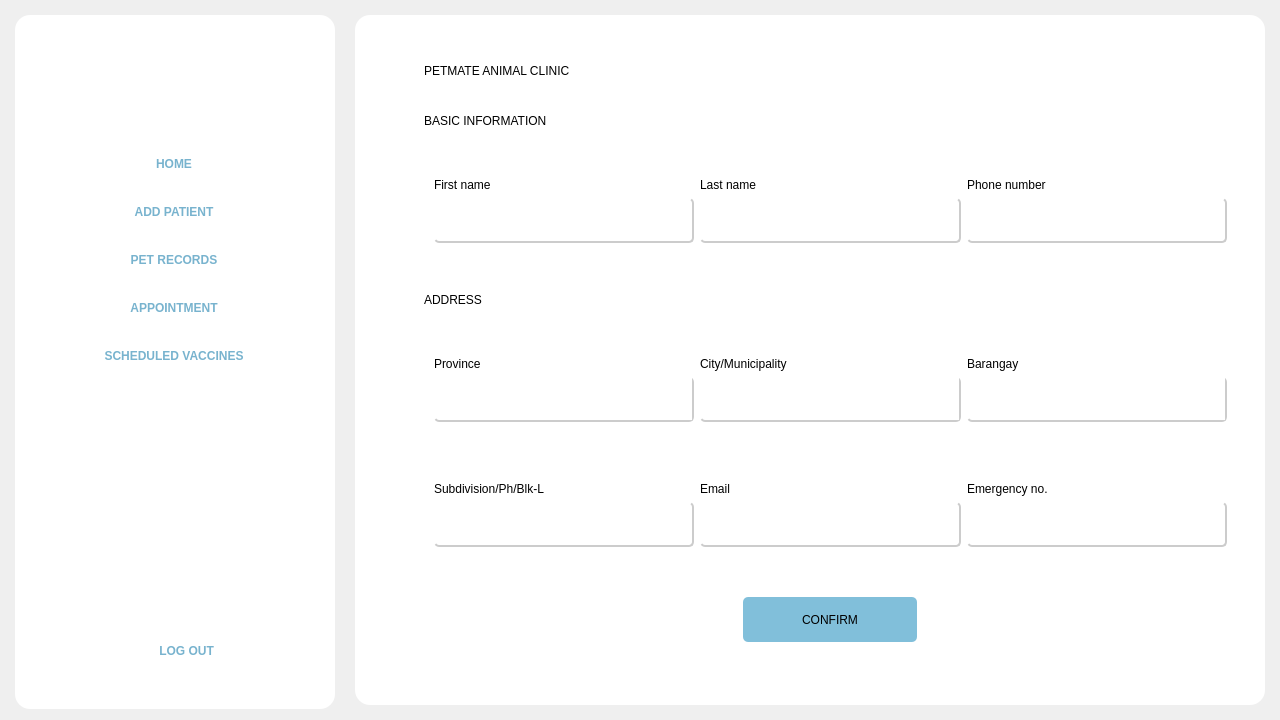
Qt form Frontend/Home.ui (rmmln/Petmate-Desktop-Application) before a commit.
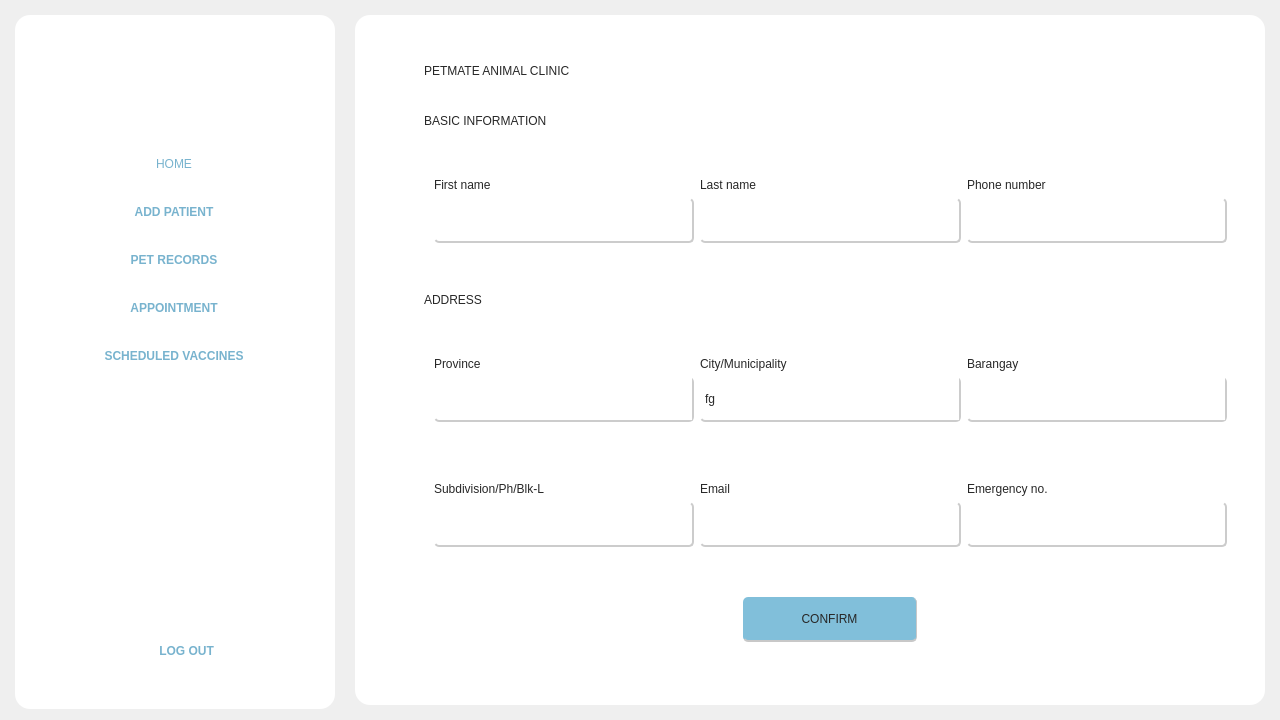
The same form after that commit. The open tabs and pages were chosen to show the change. Icons and pictures are not drawn.

```diff
--- a/Frontend/Home.ui
+++ b/Frontend/Home.ui
@@ -181,7 +181,6 @@
 	border:none;
 	background-color:transparent;
 	font: 87 12pt &quot;Montserrat Black&quot;;
-	font-weight:bold;
 	color:#78B3CE;
 	border-radius:15px;
 	padding:10;
@@ -913,7 +912,8 @@
               <item>
                <widget class="QLabel" name="label_2">
                 <property name="styleSheet">
-                 <string notr="true">font: 25pt &quot;Rubik Mono One&quot;;</string>
+                 <string notr="true">font: 25pt &quot;Rubik Mono One&quot;;
+color:rgb(39, 39, 39);</string>
                 </property>
                 <property name="text">
                  <string>PETMATE ANIMAL CLINIC</string>
@@ -984,7 +984,8 @@
                  </sizepolicy>
                 </property>
                 <property name="styleSheet">
-                 <string notr="true">font: 16pt &quot;Rubik Mono One&quot;;</string>
+                 <string notr="true">font: 16pt &quot;Rubik Mono One&quot;;
+color:rgb(39, 39, 39);</string>
                 </property>
                 <property name="text">
                  <string>BASIC INFORMATION</string>
@@ -1012,7 +1013,8 @@
                  <item row="0" column="0">
                   <widget class="QLabel" name="label_6">
                    <property name="styleSheet">
-                    <string notr="true">font: 57 12pt &quot;Montserrat Medium&quot;;</string>
+                    <string notr="true">font: 63 12pt &quot;Montserrat SemiBold&quot;;
+color:rgb(39, 39, 39);</string>
                    </property>
                    <property name="text">
                     <string>First name</string>
@@ -1022,7 +1024,8 @@
                  <item row="0" column="2">
                   <widget class="QLabel" name="label_14">
                    <property name="styleSheet">
-                    <string notr="true">font: 57 12pt &quot;Montserrat Medium&quot;;</string>
+                    <string notr="true">font: 63 12pt &quot;Montserrat SemiBold&quot;;
+color:rgb(39, 39, 39);</string>
                    </property>
                    <property name="text">
                     <string>Phone number</string>
@@ -1089,7 +1092,8 @@
                  <item row="0" column="1">
                   <widget class="QLabel" name="label_11">
                    <property name="styleSheet">
-                    <string notr="true">font: 57 12pt &quot;Montserrat Medium&quot;;</string>
+                    <string notr="true">font: 63 12pt &quot;Montserrat SemiBold&quot;;
+color:rgb(39, 39, 39);</string>
                    </property>
                    <property name="text">
                     <string>Last name</string>
@@ -1108,7 +1112,8 @@
                  </sizepolicy>
                 </property>
                 <property name="styleSheet">
-                 <string notr="true">font: 16pt &quot;Rubik Mono One&quot;;</string>
+                 <string notr="true">font: 16pt &quot;Rubik Mono One&quot;;
+color:rgb(39, 39, 39);</string>
                 </property>
                 <property name="text">
                  <string>ADDRESS</string>
@@ -1136,7 +1141,8 @@
                  <item row="1" column="3">
                   <widget class="QLabel" name="label_17">
                    <property name="styleSheet">
-                    <string notr="true">font: 57 12pt &quot;Montserrat Medium&quot;;</string>
+                    <string notr="true">font: 63 12pt &quot;Montserrat SemiBold&quot;;
+color:rgb(39, 39, 39);</string>
                    </property>
                    <property name="text">
                     <string>Barangay</string>
@@ -1175,7 +1181,8 @@
                  <item row="1" column="2">
                   <widget class="QLabel" name="label_18">
                    <property name="styleSheet">
-                    <string notr="true">font: 57 12pt &quot;Montserrat Medium&quot;;</string>
+                    <string notr="true">font: 63 12pt &quot;Montserrat SemiBold&quot;;
+color:rgb(39, 39, 39);</string>
                    </property>
                    <property name="text">
                     <string>City/Municipality</string>
@@ -1191,38 +1198,42 @@
                     </size>
                    </property>
                    <property name="styleSheet">
-                    <string notr="true">QComboBox{
-	border-right: 2px solid #cccccc;
+                    <string notr="true">QComboBox {
+    border-right: 2px solid #cccccc;
     border-bottom: 2px solid #cccccc;
     border-radius: 5px;
-	font: 63 11pt &quot;Montserrat SemiBold&quot;;
-	padding-left:5px;
+    font: 63 12pt &quot;Montserrat SemiBold&quot;;
+    padding-left: 5px;
+    color: rgb(39, 39, 39);
 }
 
 QComboBox::drop-down {
-	background-color:white;
+    background-color: white;
     border: none;
 }
+
 QComboBox::down-arrow {
     image: url(:/Icons/Icons/downArrow.png);
     width: 12px;
     height: 12px;
-	padding-right: 10px;
+    padding-right: 10px;
 }
 
-
+/* Dropdown list */
 QComboBox QAbstractItemView {
     background-color: white;
     selection-background-color: rgb(193, 193, 193); 
     selection-color: black;
-	font: 63 11pt &quot;Montserrat SemiBold&quot;;	
+    font: 63 12pt &quot;Montserrat SemiBold&quot;;
+    outline: none;
 }
 
+/* List items */
 QComboBox QAbstractItemView::item {
     background-color: white;
     color: black;
     height: 25px;
-	font: 63 11pt &quot;Montserrat SemiBold&quot;;	
+    font: 63 12pt &quot;Montserrat SemiBold&quot;;
 }
 
 QComboBox QAbstractItemView::item:hover {
@@ -1230,32 +1241,45 @@
     color: black;
 }
 
-QComboBox QAbstractItemView QScrollBar {
-    background-color: #f0f0f0; 
-    width: 10px; 
+/* Scrollbar inside dropdown */
+QComboBox QAbstractItemView QScrollBar:vertical {
+    background-color: transparent; /* or set a solid color */
+    width: 10px;
+    border: none;
 }
-QComboBox QAbstractItemView QScrollBar::handle {
-    background-color: rgb(129, 191, 218); 
-    border-radius: 5px; 
-    min-height: 30px; 
+
+QComboBox QAbstractItemView QScrollBar::handle:vertical {
+    background-color: rgb(129, 191, 218);
+    border-radius: 5px;
+    min-height: 20px;
 }
-QComboBox QAbstractItemView QScrollBar::handle:hover {
-    background-color: rgb(86, 127, 145)
+
+QComboBox QAbstractItemView QScrollBar::handle:vertical:hover {
+    background-color: rgb(86, 127, 145);
 }
-QComboBox QAbstractItemView QScrollBar::add-line,
-QComboBox QAbstractItemView QScrollBar::sub-line {
+
+QComboBox QAbstractItemView QScrollBar::add-line:vertical,
+QComboBox QAbstractItemView QScrollBar::sub-line:vertical {
+    height: 0px;
     background: none;
-}</string>
+    border: none;
+}
+
+QComboBox QAbstractItemView QScrollBar::groove:vertical {
+    background: #f0f0f0; /* or set to transparent */
+    border: none;
+}
+</string>
                    </property>
                    <property name="currentIndex">
-                    <number>-1</number>
+                    <number>0</number>
                    </property>
                    <property name="maxVisibleItems">
                     <number>10</number>
                    </property>
                    <item>
                     <property name="text">
-                     <string>Imus City ★</string>
+                     <string>fg</string>
                     </property>
                    </item>
                    <item>
@@ -1373,7 +1397,8 @@
                  <item row="1" column="1">
                   <widget class="QLabel" name="label_16">
                    <property name="styleSheet">
-                    <string notr="true">font: 57 12pt &quot;Montserrat Medium&quot;;</string>
+                    <string notr="true">font: 63 12pt &quot;Montserrat SemiBold&quot;;
+color:rgb(39, 39, 39);</string>
                    </property>
                    <property name="text">
                     <string>Province</string>
@@ -1433,7 +1458,8 @@
                  <item row="0" column="2">
                   <widget class="QLabel" name="label_20">
                    <property name="styleSheet">
-                    <string notr="true">font: 57 12pt &quot;Montserrat Medium&quot;;</string>
+                    <string notr="true">font: 63 12pt &quot;Montserrat SemiBold&quot;;
+color:rgb(39, 39, 39);</string>
                    </property>
                    <property name="text">
                     <string>Emergency no.</string>
@@ -1443,7 +1469,8 @@
                  <item row="0" column="1">
                   <widget class="QLabel" name="label_21">
                    <property name="styleSheet">
-                    <string notr="true">font: 57 12pt &quot;Montserrat Medium&quot;;</string>
+                    <string notr="true">font: 63 12pt &quot;Montserrat SemiBold&quot;;
+color:rgb(39, 39, 39);</string>
                    </property>
                    <property name="text">
                     <string>Email</string>
@@ -1510,7 +1537,8 @@
                  <item row="0" column="0">
                   <widget class="QLabel" name="label_19">
                    <property name="styleSheet">
-                    <string notr="true">font: 57 12pt &quot;Montserrat Medium&quot;;</string>
+                    <string notr="true">font: 63 12pt &quot;Montserrat SemiBold&quot;;
+color:rgb(39, 39, 39);</string>
                    </property>
                    <property name="text">
                     <string>Subdivision/Ph/Blk-L</string>
@@ -1537,9 +1565,11 @@
                 <property name="styleSheet">
                  <string notr="true">QPushButton{
 	font: 63 15pt &quot;Montserrat SemiBold&quot;;
+	color:rgb(39, 39, 39);
 	background-color:rgb(129, 191, 218);
 	border-radius: 5px;
-	border:none;
+	border-right:1px solid rgb(200, 200, 200);
+	border-bottom:2px solid rgb(200, 200, 200);
 }
 
 QPushButton:hover{
```
Left out of the diff: 259 changed lines with no effect on the pictures.
